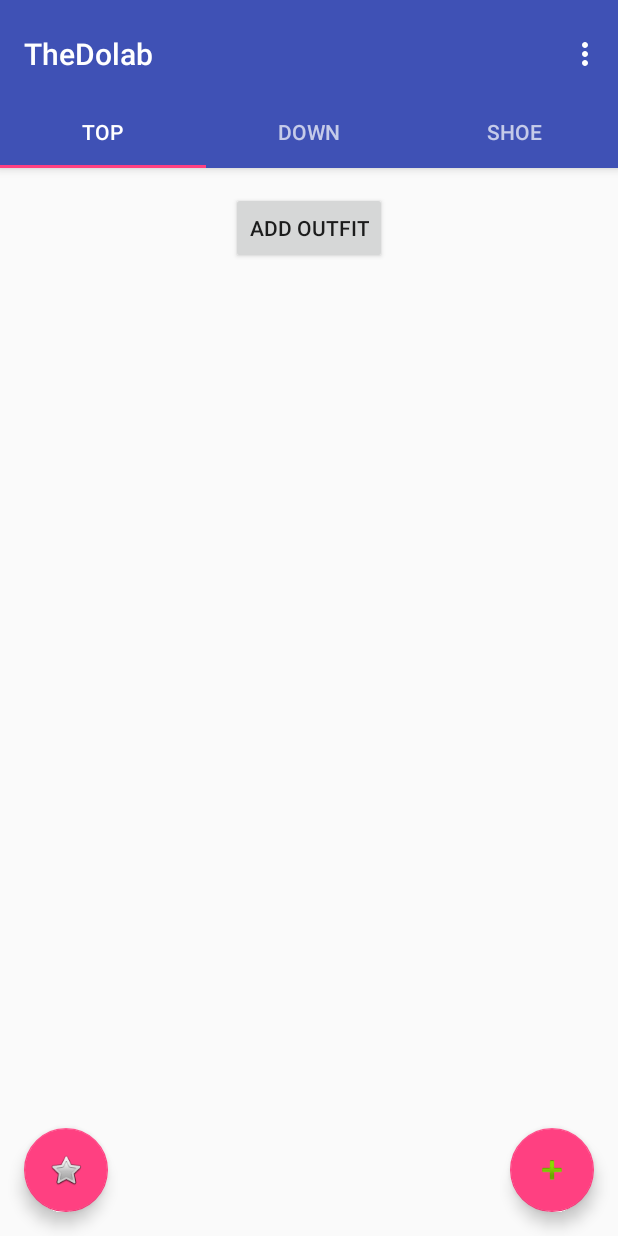
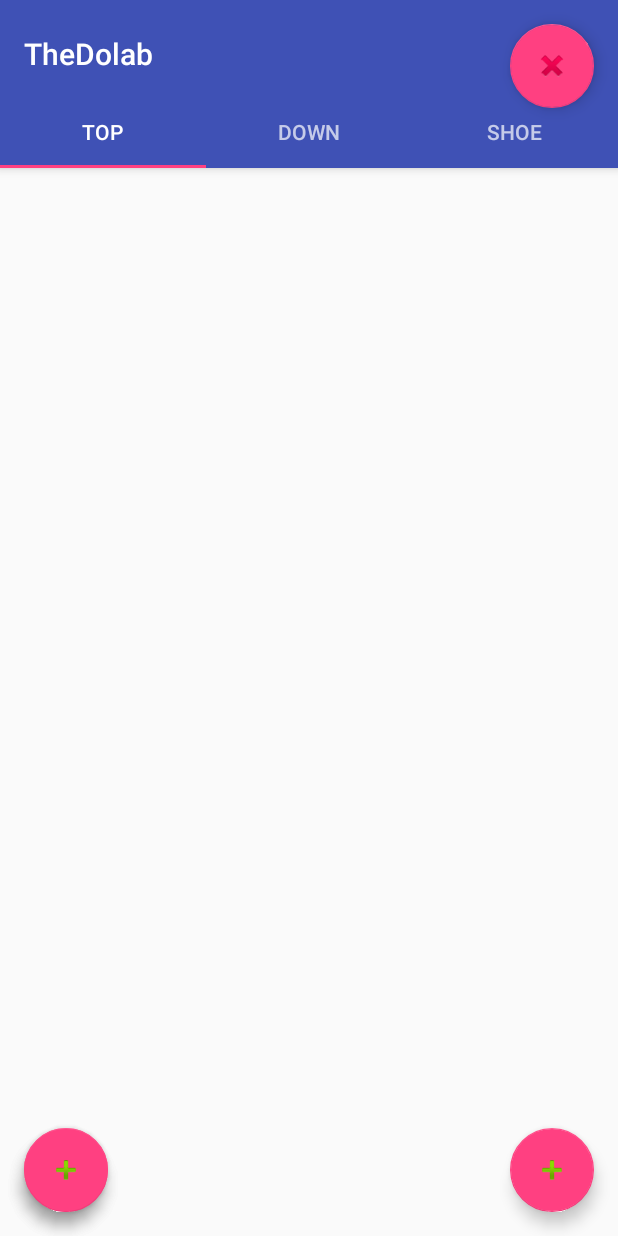
Before and after one commit to ahmedosama20/TheDolab, an Android app: the screen it shows after launch (DolabMainViewActivity), on a phone screen of 412 x 824 dp. Run offline under Robolectric (Android 15) with nearby library versions, the phone set to English and light mode, and no system bars.

Commit message:
FINAL VERSION

```diff
--- a/app/src/main/AndroidManifest.xml
+++ b/app/src/main/AndroidManifest.xml
@@ -6,6 +6,7 @@
         android:allowBackup="true"
         android:icon="@mipmap/ic_launcher"
         android:label="@string/app_name"
+        android:largeHeap="true"
         android:supportsRtl="true"
         android:theme="@style/AppTheme">
         <activity
--- a/app/src/main/java/com/dolab/thedolab/DolabMainViewActivity.java
+++ b/app/src/main/java/com/dolab/thedolab/DolabMainViewActivity.java
@@ -43,7 +43,7 @@ public class DolabMainViewActivity extends AppCompatActivity {
     Controller controller;
     public static int sec;
     public static int mPosition = 0;
-
+    public static boolean delete;
     private SectionsPagerAdapter mSectionsPagerAdapter;
 
     private ViewPager mViewPager;
@@ -53,6 +53,7 @@ public class DolabMainViewActivity extends AppCompatActivity {
         setContentView(R.layout.activity_dolab_main_view);
         controller = Controller.getInstance();
         //
+        delete = false;
         Toolbar toolbar = (Toolbar) findViewById(R.id.toolbar);
         setSupportActionBar(toolbar);
         // Create the adapter that will return a fragment for each of the three
@@ -85,9 +86,15 @@ public class DolabMainViewActivity extends AppCompatActivity {
             }
 
         });
-
+        FloatingActionButton del = (FloatingActionButton) findViewById(R.id.dele);
         FloatingActionButton fab = (FloatingActionButton) findViewById(R.id.fab);
         FloatingActionButton ran = (FloatingActionButton) findViewById(R.id.ran);
+        del.setOnClickListener(new View.OnClickListener() {
+            @Override
+            public void onClick(View v) {
+                delete = !delete;
+            }
+        });
         fab.setOnClickListener(new View.OnClickListener() {
             @Override
             public void onClick(View view) {
@@ -99,10 +106,18 @@ public class DolabMainViewActivity extends AppCompatActivity {
             public void onClick(View v) {
                 Intent x = new Intent(getApplicationContext(), ShowOutfits.class);
                 startActivity(x);
+                System.exit(0);
             }
         });
-
-
+        FloatingActionButton newo = (FloatingActionButton) findViewById(R.id.newo);
+        newo.setOnClickListener(new View.OnClickListener() {
+            @Override
+            public void onClick(View v) {
+                Intent opener = new Intent(getApplicationContext(),AddOutfit.class);
+                startActivity(opener);
+                System.exit(0);
+            }
+        });
         //controller.addClothes(0, 1, "note", 10, getApplicationContext());
 
 
@@ -153,20 +168,15 @@ public class DolabMainViewActivity extends AppCompatActivity {
             super.onViewCreated(view, savedInstanceState);
             int sec = getArguments().getInt(ARG_SECTION_NUMBER);
             adapter = controller.getListAdapter(getActivity().getApplicationContext(), R.layout.upper_list_item, getResources(), sec);
-            Button addOutfit;
+
             dEdit = new DBHandler(getActivity().getApplicationContext());
-            addOutfit = (Button) getView().findViewById(R.id.button);
+
             topslistview = (ListView) getView().findViewById(R.id.listView);
             topslistview.setAdapter(adapter);
-            addOutfit.setOnClickListener(new View.OnClickListener() {
-                @Override
-                public void onClick(View v) {
-                    Intent opener = new Intent(getActivity(),AddOutfit.class);
-                    startActivity(opener);
-                }
-            });
+
             topslistview.setOnItemClickListener(new AdapterView.OnItemClickListener() {
                 public void onItemClick(AdapterView<?> parent, View view, int position, long id) {
+                    if (!delete){
                     int test = adapter.getItem(position).getColor();
                     if (test >= 100){
                         adapter.getItem(position).setColorID(test-100);
@@ -175,7 +185,19 @@ public class DolabMainViewActivity extends AppCompatActivity {
                         adapter.getItem(position).setColorID(test+100);
                     }
                     adapter.notifyDataSetChanged();
-                    dEdit.addToLaun(adapter.getItem(position).getID(),getArguments().getInt(ARG_SECTION_NUMBER)+1,adapter.getItem(position).getColor());
+                    dEdit.addToLaun(adapter.getItem(position).getID(),getArguments().getInt(ARG_SECTION_NUMBER)+1,adapter.getItem(position).getColor());}
+                    else
+                    {
+                        if (mPosition == 0)
+                            dEdit.deleteTopId(adapter.getItem(position).getID());
+                        if (mPosition == 1)
+                            dEdit.deleteBottomId(adapter.getItem(position).getID());
+                        if (mPosition == 2)
+                            dEdit.deleteShoeId(adapter.getItem(position).getID());
+                        delete = !delete;
+                        adapter = controller.getListAdapter(getActivity(), R.layout.upper_list_item,getResources(),mPosition);
+                        topslistview.setAdapter(adapter);
+                    }
                 }
             });
 
--- a/app/src/main/res/layout/activity_dolab_main_view.xml
+++ b/app/src/main/res/layout/activity_dolab_main_view.xml
@@ -53,5 +53,18 @@ tools:context="com.dolab.thedolab.DolabMainViewActivity">
         android:layout_gravity="bottom"
         android:layout_margin="@dimen/fab_margin"
         android:src="@android:drawable/btn_star" />
-
+    <android.support.design.widget.FloatingActionButton
+        android:id="@+id/newo"
+        android:layout_width="wrap_content"
+        android:layout_height="wrap_content"
+        android:layout_gravity="start|bottom"
+        android:layout_margin="@dimen/fab_margin"
+        android:src="@android:drawable/ic_input_add" />
+    <android.support.design.widget.FloatingActionButton
+        android:id="@+id/dele"
+        android:layout_width="wrap_content"
+        android:layout_height="wrap_content"
+        android:layout_gravity="end"
+        android:layout_margin="@dimen/fab_margin"
+        android:src="@android:drawable/ic_delete" />
 </android.support.design.widget.CoordinatorLayout>
--- a/app/src/main/res/layout/content_dolab_main_view.xml
+++ b/app/src/main/res/layout/content_dolab_main_view.xml
@@ -15,10 +15,4 @@ tools:context="com.dolab.thedolab.DolabMainViewActivity">
     android:layout_alignParentTop="true"
     android:layout_alignParentStart="true" />
 
-    <Button
-        android:layout_width="wrap_content"
-        android:layout_height="wrap_content"
-        android:text="add outfit"
-        android:id="@+id/button"
-        android:layout_centerHorizontal="true" />
 </RelativeLayout>
```
Also changed, not shown: app/src/main/java/com/dolab/thedolab/AddOutfit.java (+10 -0 lines), app/src/main/java/com/dolab/thedolab/DBHandler.java (+24 -0 lines), app/src/main/java/com/dolab/thedolab/ShowOutfits.java (+65 -2 lines), app/src/main/res/layout/activity_show_outfits.xml (+20 -0 lines).
